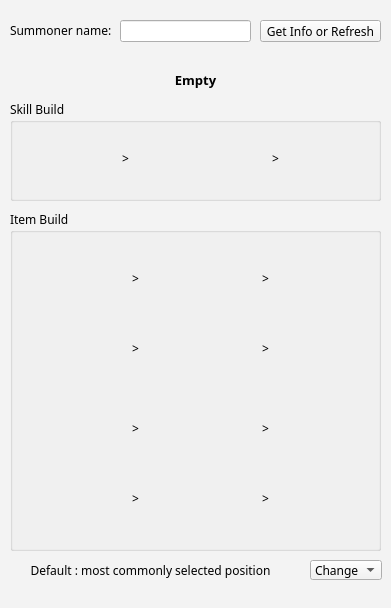
This is Private Project/Web Scrap/Mini Helper/pylol.ui in B2SIC/boj-solution as Qt 5 draws it before an edit. The edited form follows.
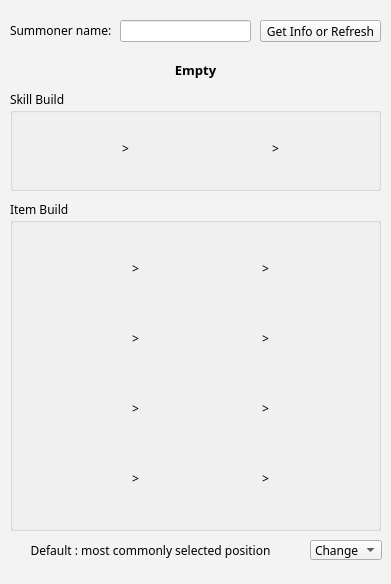
This is the edited form. Icons and pictures are not drawn.

Commit message: Add returnPressed Func

The edit to the form file:
```diff
--- a/Private Project/Web Scrap/Mini Helper/pylol.ui
+++ b/Private Project/Web Scrap/Mini Helper/pylol.ui
@@ -7,19 +7,19 @@
     <x>0</x>
     <y>0</y>
     <width>391</width>
-    <height>608</height>
+    <height>584</height>
    </rect>
   </property>
   <property name="minimumSize">
    <size>
     <width>391</width>
-    <height>608</height>
+    <height>584</height>
    </size>
   </property>
   <property name="maximumSize">
    <size>
     <width>391</width>
-    <height>608</height>
+    <height>584</height>
    </size>
   </property>
   <property name="palette">
@@ -506,7 +506,7 @@
     <property name="geometry">
      <rect>
       <x>10</x>
-      <y>100</y>
+      <y>90</y>
       <width>371</width>
       <height>101</height>
      </rect>
@@ -683,9 +683,9 @@
     <property name="geometry">
      <rect>
       <x>10</x>
-      <y>210</y>
+      <y>200</y>
       <width>371</width>
-      <height>341</height>
+      <height>331</height>
      </rect>
     </property>
     <property name="font">
@@ -700,7 +700,7 @@
      <property name="geometry">
       <rect>
        <x>30</x>
-       <y>190</y>
+       <y>180</y>
        <width>60</width>
        <height>60</height>
       </rect>
@@ -718,7 +718,7 @@
      <property name="geometry">
       <rect>
        <x>160</x>
-       <y>190</y>
+       <y>180</y>
        <width>60</width>
        <height>60</height>
       </rect>
@@ -736,7 +736,7 @@
      <property name="geometry">
       <rect>
        <x>290</x>
-       <y>190</y>
+       <y>180</y>
        <width>60</width>
        <height>60</height>
       </rect>
@@ -754,7 +754,7 @@
      <property name="geometry">
       <rect>
        <x>30</x>
-       <y>260</y>
+       <y>250</y>
        <width>60</width>
        <height>60</height>
       </rect>
@@ -772,7 +772,7 @@
      <property name="geometry">
       <rect>
        <x>160</x>
-       <y>260</y>
+       <y>250</y>
        <width>60</width>
        <height>60</height>
       </rect>
@@ -790,7 +790,7 @@
      <property name="geometry">
       <rect>
        <x>290</x>
-       <y>260</y>
+       <y>250</y>
        <width>60</width>
        <height>60</height>
       </rect>
@@ -1000,7 +1000,7 @@
      <property name="geometry">
       <rect>
        <x>110</x>
-       <y>210</y>
+       <y>200</y>
        <width>31</width>
        <height>16</height>
       </rect>
@@ -1021,7 +1021,7 @@
      <property name="geometry">
       <rect>
        <x>240</x>
-       <y>210</y>
+       <y>200</y>
        <width>31</width>
        <height>16</height>
       </rect>
@@ -1042,7 +1042,7 @@
      <property name="geometry">
       <rect>
        <x>110</x>
-       <y>280</y>
+       <y>270</y>
        <width>31</width>
        <height>16</height>
       </rect>
@@ -1063,7 +1063,7 @@
      <property name="geometry">
       <rect>
        <x>240</x>
-       <y>280</y>
+       <y>270</y>
        <width>31</width>
        <height>16</height>
       </rect>
@@ -1085,7 +1085,7 @@
     <property name="geometry">
      <rect>
       <x>10</x>
-      <y>70</y>
+      <y>60</y>
       <width>371</width>
       <height>20</height>
      </rect>
@@ -1109,7 +1109,7 @@
     <property name="geometry">
      <rect>
       <x>310</x>
-      <y>560</y>
+      <y>540</y>
       <width>72</width>
       <height>20</height>
      </rect>
@@ -1157,7 +1157,7 @@
     <property name="geometry">
      <rect>
       <x>10</x>
-      <y>560</y>
+      <y>540</y>
       <width>281</width>
       <height>21</height>
      </rect>
```
The commit also changes 1 other file.
